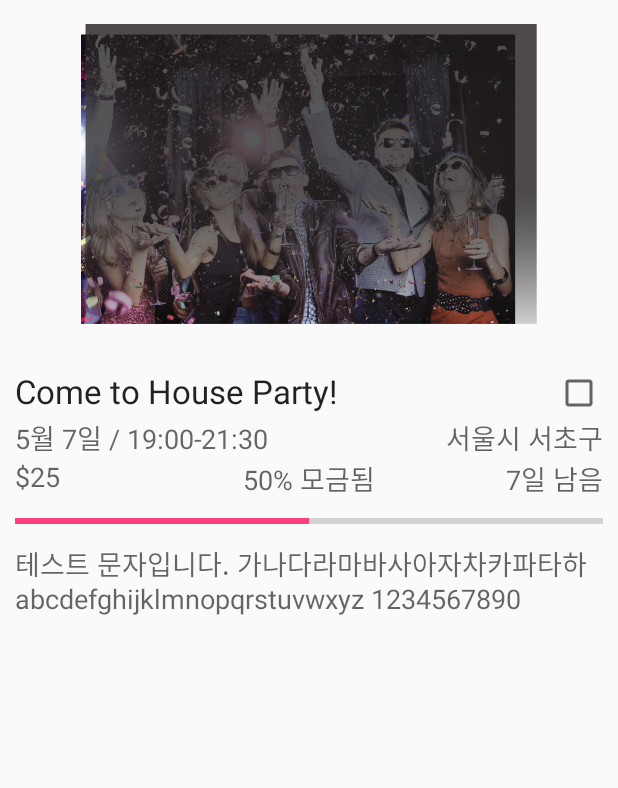
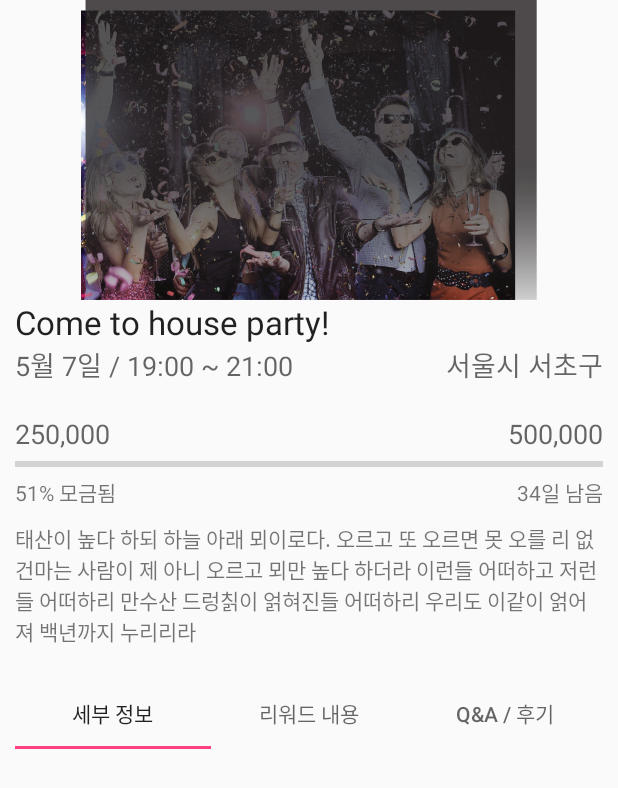
Before and after one commit to rapturekwang/PartyPeople, an Android app: the screen it shows after launch (PartyDetailActivity), after a tap on "Come to House Party!", on a phone screen of 412 x 824 dp. Shown: the top 788 px of the screen. Run offline under Robolectric (Android 15) with nearby library versions, the phone set to English and light mode, and no system bars; 2 statements that could not run were skipped; 3 other taps on this screen came first.

Commit message:
detail page added

```diff
--- a/app/src/main/java/com/partypeople/www/partypeople/display/MainActivity.java
+++ b/app/src/main/java/com/partypeople/www/partypeople/display/MainActivity.java
@@ -60,7 +60,7 @@ public class MainActivity extends AppCompatActivity {
     @Override
     public boolean onCreateOptionsMenu(Menu menu) {
         getMenuInflater().inflate(R.menu.menu_toolbar, menu);
-        MenuItem item = menu.findItem(R.id.search);
+        MenuItem item = menu.findItem(R.id.search_text);
 
         View view = MenuItemCompat.getActionView(item);
         keywordView = (EditText)view.findViewById(R.id.edit_keyword);
@@ -70,6 +70,15 @@ public class MainActivity extends AppCompatActivity {
             public void onClick(View v) {
                 String keyword = keywordView.getText().toString();
                 Toast.makeText(MainActivity.this, "Keyword : " + keyword, Toast.LENGTH_SHORT).show();
+            }
+        });
+
+        item = menu.findItem(R.id.search_detail);
+        item.setOnMenuItemClickListener(new MenuItem.OnMenuItemClickListener() {
+            @Override
+            public boolean onMenuItemClick(MenuItem item) {
+                Toast.makeText(MainActivity.this, "test", Toast.LENGTH_SHORT).show();
+                return false;
             }
         });
 
--- a/app/src/main/java/com/partypeople/www/partypeople/display/PartyDetailActivity.java
+++ b/app/src/main/java/com/partypeople/www/partypeople/display/PartyDetailActivity.java
@@ -1,5 +1,7 @@
 package com.partypeople.www.partypeople.display;
 
+import android.support.design.widget.TabLayout;
+import android.support.v4.view.ViewPager;
 import android.support.v7.app.AppCompatActivity;
 import android.os.Bundle;
 import android.view.View;
@@ -7,7 +9,10 @@ import android.widget.ImageView;
 import android.widget.TextView;
 
 import com.partypeople.www.partypeople.R;
+import com.partypeople.www.partypeople.adapter.DetailTabAdapter;
+import com.partypeople.www.partypeople.adapter.MainTabAdapter;
 import com.partypeople.www.partypeople.data.PartyItemData;
+import com.partypeople.www.partypeople.utils.Constants;
 
 public class PartyDetailActivity extends AppCompatActivity {
 
@@ -15,30 +20,47 @@ public class PartyDetailActivity extends AppCompatActivity {
     PartyItemView itemView;
     TextView desView;
 
+    TabLayout tabs;
+    ViewPager pager;
+
     @Override
     protected void onCreate(Bundle savedInstanceState) {
         super.onCreate(savedInstanceState);
         setContentView(R.layout.activity_party_detail);
-        imageView = (ImageView)findViewById(R.id.image_party_detail);
-        itemView = (PartyItemView)findViewById(R.id.custom_detail);
-        desView = (TextView)findViewById(R.id.text_des);
+
+        tabs = (TabLayout) findViewById(R.id.tabs);
+        pager = (ViewPager)findViewById(R.id.pager_tab);
+        DetailTabAdapter adpater = new DetailTabAdapter(getSupportFragmentManager());
+        pager.setAdapter(adpater);
+
+        tabs.setupWithViewPager(pager);
+
+        tabs.removeAllTabs();
+        String[] tabTitle = getResources().getStringArray(R.array.detail_tab_name);
+        for (int i = 0; i < Constants.NUM_OF_DETAIL_TAB; i++) {
+            tabs.addTab(tabs.newTab().setText(tabTitle[i]));
+        }
+
+//        imageView = (ImageView)findViewById(R.id.image_party_detail);
+//        itemView = (PartyItemView)findViewById(R.id.custom_detail);
+//        desView = (TextView)findViewById(R.id.text_des);
 
         initData();
     }
 
     private void initData() {
-        imageView.setImageResource(R.drawable.demo_img);
-        PartyItemData data = new PartyItemData();
-        data.title = "Come to House Party!";
-        data.date = "5월 7일 / 19:00-21:30";
-        data.partyImg = null;
-        data.location = "서울시 서초구";
-        data.price = "$25";
-        data.progress = 50;
-        data.progressText = data.progress+"% 모금됨";
-        data.dueDate = "7일 남음";
-        itemView.setVisible(View.GONE);
-        itemView.setItemData(data);
-        desView.setText("테스트 문자입니다. 가나다라마바사아자차카파타하 abcdefghijklmnopqrstuvwxyz 1234567890");
+//        imageView.setImageResource(R.drawable.demo_img);
+//        PartyItemData data = new PartyItemData();
+//        data.title = "Come to House Party!";
+//        data.date = "5월 7일 / 19:00-21:30";
+//        data.partyImg = null;
+//        data.location = "서울시 서초구";
+//        data.price = "$25";
+//        data.progress = 50;
+//        data.progressText = data.progress+"% 모금됨";
+//        data.dueDate = "7일 남음";
+//        itemView.setVisible(View.GONE);
+//        itemView.setItemData(data);
+//        desView.setText("테스트 문자입니다. 가나다라마바사아자차카파타하 abcdefghijklmnopqrstuvwxyz 1234567890");
     }
 }
--- a/app/src/main/java/com/partypeople/www/partypeople/utils/Constants.java
+++ b/app/src/main/java/com/partypeople/www/partypeople/utils/Constants.java
@@ -4,5 +4,6 @@ package com.partypeople.www.partypeople.utils;
  * Created by Tacademy on 2015-10-14.
  */
 public class Constants {
-    public static final int NUM_OF_TAB = 3;
+    public static final int NUM_OF_TAB = 2;
+    public static final int NUM_OF_DETAIL_TAB = 3;
 }
--- a/app/src/main/res/layout/activity_party_detail.xml
+++ b/app/src/main/res/layout/activity_party_detail.xml
@@ -9,7 +9,6 @@
     android:layout_height="match_parent"
     android:paddingLeft="@dimen/activity_horizontal_margin"
     android:paddingRight="@dimen/activity_horizontal_margin"
-    android:paddingTop="@dimen/activity_vertical_margin"
     android:paddingBottom="@dimen/activity_vertical_margin"
     tools:context="com.partypeople.www.partypeople.display.PartyDetailActivity">
 
@@ -18,30 +17,100 @@
         android:layout_height="200dp"
         android:id="@+id/image_party_detail"
         android:layout_alignParentTop="true"
-        android:layout_alignParentStart="true" />
+        android:layout_alignParentStart="true"
+        android:src="@drawable/demo_img" />
 
-    <com.partypeople.www.partypeople.display.PartyItemView
+    <TextView
         android:layout_width="wrap_content"
         android:layout_height="wrap_content"
-        android:id="@+id/custom_detail"
+        android:textAppearance="?android:attr/textAppearanceLarge"
+        android:text="Come to house party!"
+        android:id="@+id/text_title_detail"
         android:layout_below="@+id/image_party_detail"
         android:layout_alignParentStart="true" />
 
     <TextView
+        android:layout_width="wrap_content"
+        android:layout_height="wrap_content"
+        android:textAppearance="?android:attr/textAppearanceMedium"
+        android:text="5월 7일 / 19:00 ~ 21:00"
+        android:id="@+id/text_date_detail"
+        android:layout_below="@+id/text_title_detail"
+        android:layout_alignParentStart="true" />
+
+    <TextView
+        android:layout_width="wrap_content"
+        android:layout_height="wrap_content"
+        android:textAppearance="?android:attr/textAppearanceMedium"
+        android:text="서울시 서초구"
+        android:id="@+id/text_location_detail"
+        android:layout_below="@+id/text_title_detail"
+        android:layout_alignEnd="@+id/text_des" />
+
+    <TextView
+        android:layout_width="wrap_content"
+        android:layout_height="wrap_content"
+        android:textAppearance="?android:attr/textAppearanceMedium"
+        android:text="250,000"
+        android:id="@+id/text_price1_detail"
+        android:layout_below="@+id/text_date_detail"
+        android:layout_alignParentStart="true"
+        android:paddingTop="20dp" />
+
+    <TextView
+        android:layout_width="wrap_content"
+        android:layout_height="wrap_content"
+        android:textAppearance="?android:attr/textAppearanceMedium"
+        android:text="500,000"
+        android:id="@+id/text_price2_detail"
+        android:layout_below="@+id/text_location_detail"
+        android:layout_alignEnd="@+id/text_des"
+        android:paddingTop="20dp" />
+
+    <ProgressBar
+        style="?android:attr/progressBarStyleHorizontal"
+        android:layout_width="wrap_content"
+        android:layout_height="wrap_content"
+        android:id="@+id/progressBar_detail"
+        android:layout_below="@+id/text_price1_detail"
+        android:layout_alignParentStart="true"
+        android:layout_alignEnd="@+id/text_des" />
+
+    <TextView
+        android:layout_width="wrap_content"
+        android:layout_height="wrap_content"
+        android:textAppearance="?android:attr/textAppearanceSmall"
+        android:text="51% 모금됨"
+        android:id="@+id/text_progress_detail"
+        android:layout_below="@+id/progressBar_detail"
+        android:layout_alignParentStart="true" />
+
+    <TextView
+        android:layout_width="wrap_content"
+        android:layout_height="wrap_content"
+        android:textAppearance="?android:attr/textAppearanceSmall"
+        android:text="34일 남음"
+        android:id="@+id/text_duedate_detail"
+        android:layout_below="@+id/progressBar_detail"
+        android:layout_alignEnd="@+id/text_des" />
+
+    <TextView
         android:layout_width="match_parent"
         android:layout_height="wrap_content"
-        android:textAppearance="?android:attr/textAppearanceMedium"
-        android:text="Medium Text"
+        android:textAppearance="?android:attr/textAppearanceSmall"
         android:id="@+id/text_des"
-        android:layout_below="@+id/custom_detail"
-        android:layout_alignParentStart="true" />
+        android:layout_below="@+id/text_progress_detail"
+        android:layout_alignParentStart="true"
+        android:paddingTop="10dp"
+        android:text="태산이 높다 하되 하늘 아래 뫼이로다. 오르고 또 오르면 못 오를 리 없건마는 사람이 제 아니 오르고 뫼만 높다 하더라 이런들 어떠하고 저런들 어떠하리 만수산 드렁칡이 얽혀진들 어떠하리 우리도 이같이 얽어져 백년까지 누리리라" />
 
     <android.support.design.widget.TabLayout
         android:layout_width="match_parent"
         android:layout_height="match_parent"
         android:id="@+id/tabs"
         android:layout_below="@+id/text_des"
-        android:layout_alignParentStart="true" />
+        android:layout_alignParentStart="true"
+        android:paddingTop="20dp" />
 
     <android.support.v4.view.ViewPager
         android:layout_width="match_parent"
--- a/app/src/main/res/menu/menu_toolbar.xml
+++ b/app/src/main/res/menu/menu_toolbar.xml
@@ -1,9 +1,16 @@
 <?xml version="1.0" encoding="utf-8"?>
 <menu xmlns:android="http://schemas.android.com/apk/res/android"
     xmlns:app="http://schemas.android.com/apk/res-auto">
-    <item android:id="@+id/search"
-        android:title="Search"
+    <item android:id="@+id/search_text"
+        android:title="Text"
         android:orderInCategory="100"
+        android:icon="@android:drawable/ic_menu_share"
+        app:showAsAction="ifRoom|collapseActionView"
+        app:actionLayout="@layout/menu_search_layout" />
+
+    <item android:id="@+id/search_detail"
+        android:title="Detail"
+        android:orderInCategory="101"
         android:icon="@android:drawable/ic_search_category_default"
         app:showAsAction="ifRoom|collapseActionView"
         app:actionLayout="@layout/menu_search_layout" />
--- a/app/src/main/res/values/strings.xml
+++ b/app/src/main/res/values/strings.xml
@@ -2,10 +2,18 @@
     <string name="app_name">Party People</string>
 
     <string-array name="tab_name">
+        <item>인기순</item>
         <item>맞춤모임</item>
-        <item>인기순</item>
-        <item>시작일순</item>
     </string-array>
+
+    <string-array name="detail_tab_name">
+        <item>세부 정보</item>
+        <item>리워드 내용</item>
+        <item>Q<![CDATA["&"]]>A / 후기</item>
+    </string-array>
+
+<!-- TODO: Remove or change this placeholder text -->
+    <string name="hello_blank_fragment">Hello blank fragment</string>
 
 
 </resources>
```
